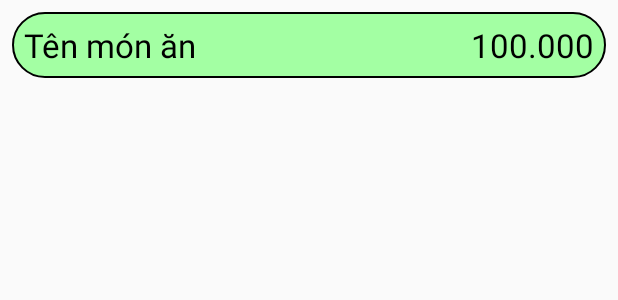
After one commit to taphuong/iRM-Online, an Android app: the layout item_list_food.xml on its own in the app's theme, with its tools: preview values and no code run, on a phone screen of 412 x 824 dp. The commit adds this screen. Shown: the top 300 px of the screen. Run offline under Robolectric (Android 15) with nearby library versions, the phone set to English and light mode, and no system bars.

Commit message:
13-3-2019

```diff
--- a/app/src/main/AndroidManifest.xml
+++ b/app/src/main/AndroidManifest.xml
@@ -9,7 +9,8 @@
         android:roundIcon="@drawable/icon_launcher_round"
         android:supportsRtl="true"
         android:theme="@style/AppTheme">
-        <activity android:name=".AccountActivity"></activity>
+        <activity android:name=".MenuActivity"></activity>
+        <activity android:name=".AccountActivity" />
         <activity android:name=".RegisterActivity" />
         <activity android:name=".LoginActivity" />
         <activity
--- a/app/src/main/java/org/irestaurant/irm/MainActivity.java
+++ b/app/src/main/java/org/irestaurant/irm/MainActivity.java
@@ -427,6 +427,8 @@ public class MainActivity extends AppCompatActivity
             startActivity(new Intent(this,AccountActivity.class));
         } else if (id == R.id.nav_revenue) {
 
+        } else if (id == R.id.nav_menu) {
+            startActivity(new Intent(this,MenuActivity.class));
         } else if (id == R.id.nav_recent) {
 
         } else if (id == R.id.nav_settings) {
--- /dev/null
+++ b/app/src/main/res/drawable/rounded_menu.xml
@@ -0,0 +1,17 @@
+<?xml version="1.0" encoding="utf-8"?>
+<!--  res/drawable/rounded_edittext.xml -->
+<shape xmlns:android="http://schemas.android.com/apk/res/android"
+    android:shape="rectangle">
+    <solid android:color="@color/mau_xanhlacay"/>
+    <size
+        android:width="44dp"
+        android:height="44dp" />
+    <corners
+        android:bottomLeftRadius="22dp"
+        android:topLeftRadius="22dp"
+        android:bottomRightRadius="22dp"
+        android:topRightRadius="22dp"/>
+    <stroke
+        android:width="1dp"
+        android:color="#000000" />
+</shape>
--- a/app/src/main/res/layout/activity_main.xml
+++ b/app/src/main/res/layout/activity_main.xml
@@ -20,6 +20,7 @@
         android:layout_gravity="start"
         android:fitsSystemWindows="true"
         app:headerLayout="@layout/nav_header_main"
-        app:menu="@menu/activity_main_drawer" />
+        app:menu="@menu/activity_main_drawer"
+        app:itemIconTint="@color/colorPrimary"/>
 
 </android.support.v4.widget.DrawerLayout>
--- /dev/null
+++ b/app/src/main/res/layout/item_list_food.xml
@@ -0,0 +1,44 @@
+<?xml version="1.0" encoding="utf-8"?>
+<RelativeLayout xmlns:android="http://schemas.android.com/apk/res/android"
+    android:orientation="horizontal" android:layout_width="match_parent"
+    android:layout_height="wrap_content"
+    android:paddingTop="8dp"
+    android:paddingRight="8dp"
+    android:paddingLeft="8dp"
+    android:gravity="center">
+    <RelativeLayout
+        android:id="@+id/layout_item"
+        android:layout_width="match_parent"
+        android:layout_height="44dp"
+        android:background="@drawable/rounded_menu"
+        android:paddingRight="8dp"
+        android:paddingLeft="8dp">
+
+        <TextView
+            android:gravity="center_vertical|left"
+            android:id="@+id/tv_foodname"
+            android:layout_width="match_parent"
+            android:layout_height="match_parent"
+            android:layout_marginEnd="16dp"
+            android:layout_toStartOf="@+id/tv_foodprice"
+            android:ellipsize="marquee"
+            android:freezesText="true"
+            android:marqueeRepeatLimit="marquee_forever"
+            android:singleLine="true"
+            android:text="Tên món ăn"
+            android:textColor="@color/mau_den"
+            android:textSize="22sp" />
+        <TextView
+            android:gravity="center_vertical|right"
+            android:layout_alignParentRight="true"
+            android:layout_width="wrap_content"
+            android:layout_height="match_parent"
+            android:id="@+id/tv_foodprice"
+            android:text="100.000"
+            android:textColor="@color/mau_den"
+            android:textSize="22sp"/>
+    </RelativeLayout>
+
+
+
+</RelativeLayout>
--- a/app/src/main/res/menu/activity_main_drawer.xml
+++ b/app/src/main/res/menu/activity_main_drawer.xml
@@ -9,6 +9,10 @@
             android:id="@+id/nav_account"
             android:icon="@drawable/account"
             android:title="Cấu hình tài khoản" />
+        <item
+            android:id="@+id/nav_menu"
+            android:icon="@mipmap/ic_menu"
+            android:title="Thực đơn" />
         <item
             android:id="@+id/nav_revenue"
             android:icon="@drawable/money"
```
Also changed, not shown: app/src/main/java/org/irestaurant/irm/Database/DatabaseFood.java (added, +66 -0 lines), app/src/main/java/org/irestaurant/irm/Database/Food.java (added, +33 -0 lines), app/src/main/java/org/irestaurant/irm/MenuActivity.java (added, +40 -0 lines), app/src/main/res/layout/activity_menu.xml (added, +42 -0 lines), app/src/main/ic_menu-web.png (added), app/src/main/res/mipmap-hdpi/ic_menu.png (added), app/src/main/res/mipmap-mdpi/ic_menu.png (added), app/src/main/res/mipmap-xhdpi/ic_menu.png (added), app/src/main/res/mipmap-xxhdpi/ic_menu.png (added), app/src/main/res/mipmap-xxxhdpi/ic_menu.png (added).
